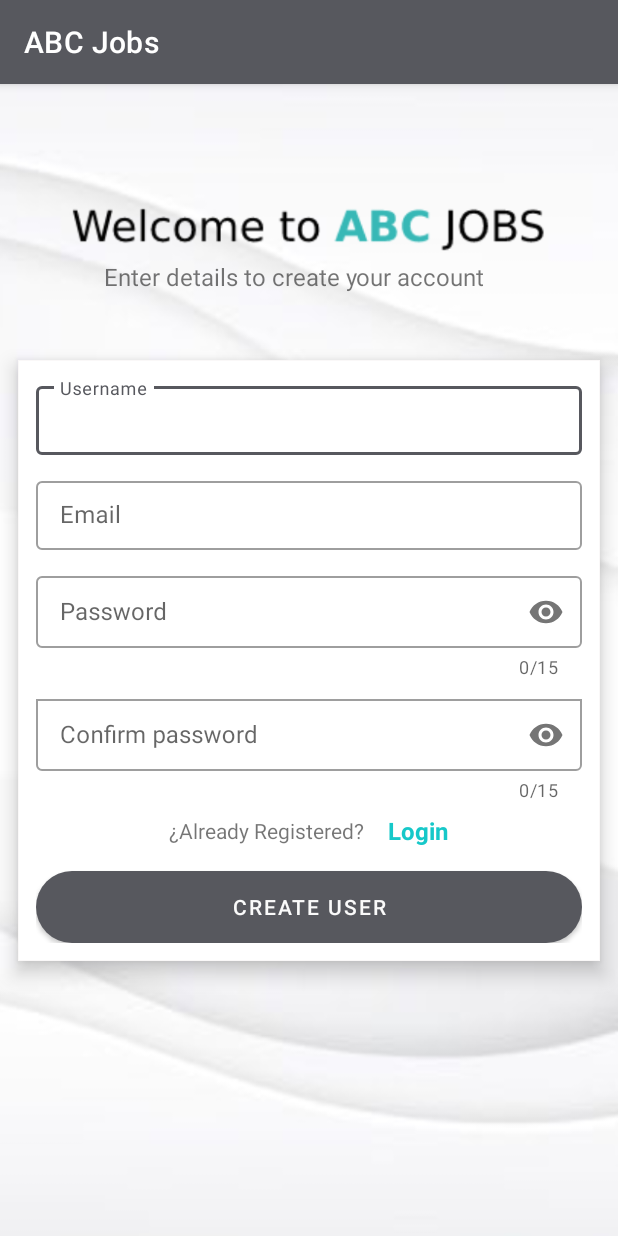
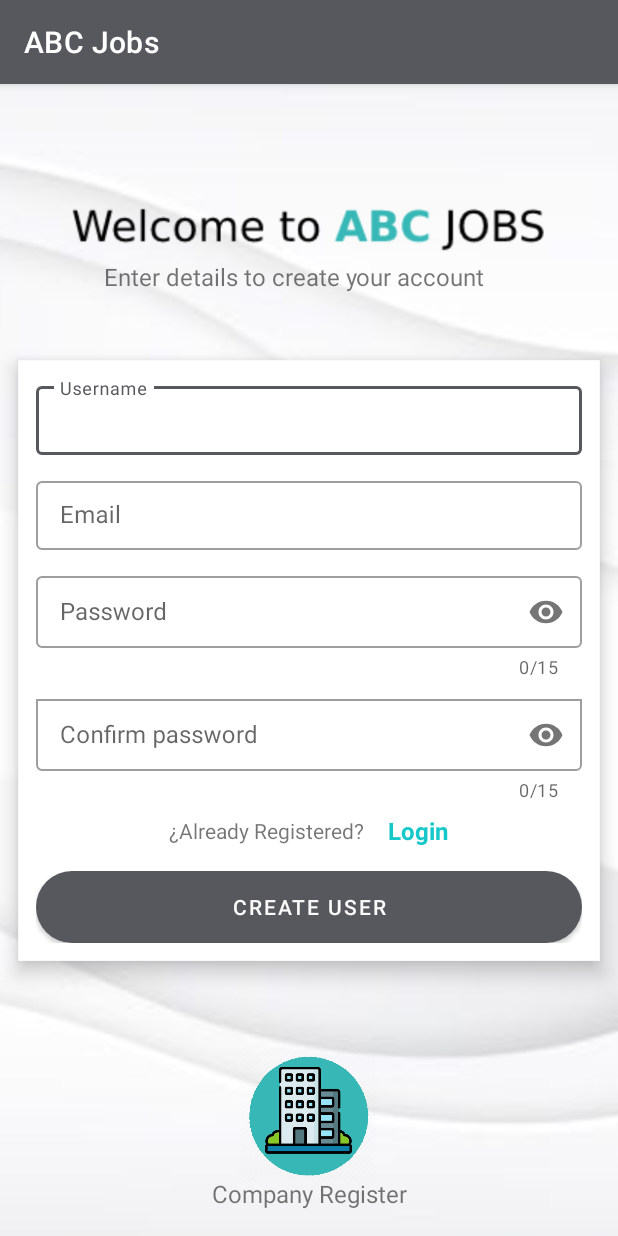
Before and after one commit to TheCodeTeamUni/mobile-proyecto, an Android app: the CompanyRegisterActivity screen opened directly, with no data from a screen before it, on a phone screen of 412 x 824 dp. Run offline under Robolectric (Android 15) with nearby library versions, the phone set to English and light mode, and no system bars; Roboto replaces fonts that are not available here.

Commit message:
add create company profile

```diff
--- a/app/src/main/java/com/example/vinilos/ui/main/view/SignUpActivity.kt
+++ b/app/src/main/java/com/example/vinilos/ui/main/view/CompanyRegisterActivity.kt
@@ -3,6 +3,7 @@ package com.example.vinilos.ui.main.view
 import android.content.Intent
 import android.content.res.ColorStateList
 import android.graphics.Color
+import androidx.appcompat.app.AppCompatActivity
 import android.os.Bundle
 import android.text.Editable
 import android.text.TextWatcher
@@ -12,28 +13,30 @@ import android.view.LayoutInflater
 import android.view.View
 import android.widget.Toast
 import androidx.appcompat.app.AlertDialog
-import androidx.appcompat.app.AppCompatActivity
 import androidx.core.view.isVisible
 import androidx.lifecycle.ViewModelProvider
+import com.example.vinilos.data.api.RetrofitClient
 import com.example.vinilos.data.model.RegisterBody
 import com.example.vinilos.data.model.ValidateEmailBody
-import com.example.vinilos.data.api.RetrofitClient
 import com.example.vinilos.data.repository.AuthRepository
 import com.example.vinilos.ui.main.viewmodel.SignUpActivityViewModel
 import com.example.vinilos.ui.main.viewmodel.SignUpActivityViewModelFactory
 import com.example.vinilos.utils.VibrateView
 import com.vinylsMobile.vinylsapplication.R
-import com.vinylsMobile.vinylsapplication.databinding.ActivitySignUpBinding
+import com.vinylsMobile.vinylsapplication.databinding.ActivityCompanyRegisterBinding
 
-class SignUpActivity : AppCompatActivity(), View.OnClickListener, View.OnFocusChangeListener,
-    View.OnKeyListener, TextWatcher {
 
-    private lateinit var mBinding: ActivitySignUpBinding
+class CompanyRegisterActivity : AppCompatActivity(), View.OnClickListener, View.OnFocusChangeListener,
+View.OnKeyListener, TextWatcher {
+
+    private lateinit var mBinding: ActivityCompanyRegisterBinding
     private lateinit var mViewModel: SignUpActivityViewModel
+
 
     override fun onCreate(savedInstanceState: Bundle?) {
         super.onCreate(savedInstanceState)
-        mBinding = ActivitySignUpBinding.inflate(LayoutInflater.from(this))
+
+        mBinding = ActivityCompanyRegisterBinding.inflate(LayoutInflater.from(this))
         setContentView(mBinding.root)
         mBinding.userNameEt.onFocusChangeListener = this
         mBinding.emailAddressEt.onFocusChangeListener = this
@@ -48,6 +51,11 @@ class SignUpActivity : AppCompatActivity(), View.OnClickListener, View.OnFocusCh
             SignUpActivityViewModelFactory(AuthRepository(RetrofitClient.getService()), application)
         ).get(SignUpActivityViewModel::class.java)
         setupObservers()
+
+        mBinding.loginSignUpBtn.setOnClickListener {
+            val intent = Intent(this, MainActivity::class.java)
+            startActivity(intent)
+        }
     }
 
     private fun setupObservers() {
@@ -134,7 +142,7 @@ class SignUpActivity : AppCompatActivity(), View.OnClickListener, View.OnFocusCh
             mBinding.userNameTil.apply {
                 isErrorEnabled = true
                 error = errorMessage
-                if (shouldVibrateView) VibrateView.vibrate(this@SignUpActivity, this)
+                if (shouldVibrateView) VibrateView.vibrate(this@CompanyRegisterActivity, this)
             }
         }
 
@@ -157,7 +165,7 @@ class SignUpActivity : AppCompatActivity(), View.OnClickListener, View.OnFocusCh
             mBinding.emailAddressTil.apply {
                 isErrorEnabled = true
                 error = errorMessage
-                if (shouldVibrateView) VibrateView.vibrate(this@SignUpActivity, this)
+                if (shouldVibrateView) VibrateView.vibrate(this@CompanyRegisterActivity, this)
             }
         }
 
@@ -179,7 +187,7 @@ class SignUpActivity : AppCompatActivity(), View.OnClickListener, View.OnFocusCh
             mBinding.passwordTil.apply {
                 isErrorEnabled = true
                 error = errorMessage
-                if (shouldVibrateView) VibrateView.vibrate(this@SignUpActivity, this)
+                if (shouldVibrateView) VibrateView.vibrate(this@CompanyRegisterActivity, this)
             }
         }
         return errorMessage == null
@@ -200,7 +208,7 @@ class SignUpActivity : AppCompatActivity(), View.OnClickListener, View.OnFocusCh
             mBinding.confirmPasswordTil.apply {
                 isErrorEnabled = true
                 error = errorMessage
-                if (shouldVibrateView) VibrateView.vibrate(this@SignUpActivity, this)
+                if (shouldVibrateView) VibrateView.vibrate(this@CompanyRegisterActivity, this)
             }
         }
         return errorMessage == null
@@ -220,7 +228,7 @@ class SignUpActivity : AppCompatActivity(), View.OnClickListener, View.OnFocusCh
             mBinding.confirmPasswordTil.apply {
                 isErrorEnabled = true
                 error = errorMessage
-                if (shouldVibrateView) VibrateView.vibrate(this@SignUpActivity, this)
+                if (shouldVibrateView) VibrateView.vibrate(this@CompanyRegisterActivity, this)
             }
         }
         return errorMessage == null
@@ -343,7 +351,7 @@ class SignUpActivity : AppCompatActivity(), View.OnClickListener, View.OnFocusCh
                     mBinding.userNameEt.text!!.toString(),
                     mBinding.emailAddressEt.text!!.toString(),
                     mBinding.passwordEt.text!!.toString(),
-                    type = "1"
+                    type = "2"
                 )
             )
         }
--- a/app/src/main/java/com/example/vinilos/ui/main/view/MainActivity.kt
+++ b/app/src/main/java/com/example/vinilos/ui/main/view/MainActivity.kt
@@ -155,7 +155,7 @@ class MainActivity : AppCompatActivity(), View.OnClickListener, View.OnFocusChan
                     submitForm()
                 }
                 R.id.sign_up_btn -> {
-                    startActivity(Intent(this, SignUpActivity::class.java))
+                    startActivity(Intent(this, SelectProfileActivity::class.java))
                 }
             }
 
--- a/app/src/main/java/com/example/vinilos/ui/main/view/SelectProfileActivity.kt
+++ b/app/src/main/java/com/example/vinilos/ui/main/view/SelectProfileActivity.kt
@@ -19,12 +19,12 @@ class SelectProfileActivity : AppCompatActivity() {
         }
 
         binding.aspirantProfileIcon.setOnClickListener {
-            val intent = Intent(this, SignUpActivity::class.java)
+            val intent = Intent(this, UserRegisterActivity::class.java)
             startActivity(intent)
         }
 
         binding.buildProfileIcon.setOnClickListener {
-            val intent = Intent(this, SignUpActivity::class.java)
+            val intent = Intent(this, CompanyRegisterActivity::class.java)
             startActivity(intent)
         }
 
--- /dev/null
+++ b/app/src/main/res/layout/activity_company_register.xml
@@ -0,0 +1,228 @@
+<?xml version="1.0" encoding="utf-8"?>
+<androidx.constraintlayout.widget.ConstraintLayout xmlns:android="http://schemas.android.com/apk/res/android"
+    xmlns:app="http://schemas.android.com/apk/res-auto"
+    xmlns:tools="http://schemas.android.com/tools"
+    android:layout_width="match_parent"
+    android:layout_height="match_parent"
+    android:background="@drawable/base_sign_up"
+    tools:context="com.example.vinilos.ui.main.view.CompanyRegisterActivity">
+
+    <RelativeLayout
+        android:id="@+id/progressBar"
+        android:layout_width="match_parent"
+        android:layout_height="match_parent"
+        android:background="#80000000"
+        android:clickable="true"
+        android:elevation="100dp"
+        android:focusable="true"
+        app:layout_constraintBottom_toBottomOf="parent"
+        app:layout_constraintLeft_toLeftOf="parent"
+        app:layout_constraintLeft_toRightOf="parent"
+        app:layout_constraintTop_toTopOf="parent">
+
+        <ProgressBar
+            android:layout_width="36dp"
+            android:layout_height="36dp"
+            android:layout_centerInParent="true"
+            android:elevation="100dp"
+            android:indeterminate="true" />
+
+    </RelativeLayout>
+
+    <ImageView
+        android:id="@+id/build_profile_icon"
+        android:layout_width="90dp"
+        android:layout_height="90dp"
+        android:layout_gravity="center_horizontal"
+        android:layout_marginBottom="36dp"
+        android:background="?android:attr/selectableItemBackground"
+        android:contentDescription="@string/logo"
+        android:minWidth="48dp"
+        android:minHeight="48dp"
+        android:src="@drawable/logo_build_profile"
+        app:layout_constraintBottom_toBottomOf="parent"
+        app:layout_constraintEnd_toEndOf="parent"
+        app:layout_constraintHorizontal_bias="0.498"
+        app:layout_constraintStart_toStartOf="parent" />
+
+    <TextView
+        android:id="@+id/userRegisterTV"
+        android:layout_width="wrap_content"
+        android:layout_height="wrap_content"
+        android:text="Company Register"
+        android:textSize="16sp"
+        app:layout_constraintBottom_toBottomOf="parent"
+        app:layout_constraintEnd_toEndOf="parent"
+        app:layout_constraintStart_toStartOf="parent"
+        app:layout_constraintTop_toTopOf="parent"
+        app:layout_constraintVertical_bias="0.977" />
+
+    <TextView
+        android:id="@+id/textView3"
+        android:layout_width="wrap_content"
+        android:layout_height="wrap_content"
+        android:text="Enter details to create your account"
+        android:textSize="16sp"
+        app:layout_constraintBottom_toBottomOf="parent"
+        app:layout_constraintEnd_toEndOf="parent"
+        app:layout_constraintHorizontal_bias="0.437"
+        app:layout_constraintStart_toStartOf="parent"
+        app:layout_constraintTop_toTopOf="parent"
+        app:layout_constraintVertical_bias="0.157" />
+
+    <com.google.android.material.card.MaterialCardView
+        android:id="@+id/cardView"
+        android:layout_width="match_parent"
+        android:layout_height="wrap_content"
+        android:layout_margin="12dp"
+        android:layout_marginEnd="12dp"
+        android:layout_marginBottom="356dp"
+        app:cardCornerRadius="0dp"
+        app:cardElevation="8dp"
+        app:layout_constraintBottom_toBottomOf="parent"
+        app:layout_constraintEnd_toEndOf="parent"
+        app:layout_constraintLeft_toLeftOf="parent"
+        app:layout_constraintLeft_toRightOf="parent"
+        app:layout_constraintTop_toTopOf="parent"
+        app:strokeColor="@color/black"
+        app:strokeWidth="0.5dp">
+
+        <LinearLayout
+            android:layout_width="match_parent"
+            android:layout_height="wrap_content"
+            android:layout_margin="12dp"
+            android:orientation="vertical">
+
+            <com.google.android.material.textfield.TextInputLayout
+                android:id="@+id/userNameTil"
+                style="@style/Widget.MaterialComponents.TextInputLayout.OutlinedBox"
+                android:layout_width="match_parent"
+                android:layout_height="wrap_content">
+
+                <com.google.android.material.textfield.TextInputEditText
+                    android:id="@+id/userNameEt"
+                    android:layout_width="match_parent"
+                    android:layout_height="wrap_content"
+                    android:hint="@string/username"
+                    android:inputType="text"
+                    android:paddingHorizontal="8dp"
+                    android:paddingVertical="12dp"
+                    android:textColorHint="#757575"
+                    tools:ignore="TouchTargetSizeCheck" />
+
+            </com.google.android.material.textfield.TextInputLayout>
+
+            <com.google.android.material.textfield.TextInputLayout
+                android:id="@+id/emailAddressTil"
+                style="@style/Widget.MaterialComponents.TextInputLayout.OutlinedBox"
+                android:layout_width="match_parent"
+                android:layout_height="wrap_content"
+                android:layout_marginTop="12dp">
+
+                <com.google.android.material.textfield.TextInputEditText
+                    android:id="@+id/emailAddressEt"
+                    android:layout_width="match_parent"
+                    android:layout_height="wrap_content"
+                    android:hint="@string/email"
+                    android:inputType="textEmailAddress"
+                    android:paddingHorizontal="8dp"
+                    android:paddingVertical="12dp"
+                    tools:ignore="TouchTargetSizeCheck" />
+
+            </com.google.android.material.textfield.TextInputLayout>
+
+            <com.google.android.material.textfield.TextInputLayout
+                android:id="@+id/passwordTil"
+                style="@style/Widget.MaterialComponents.TextInputLayout.OutlinedBox"
+                android:layout_width="match_parent"
+                android:layout_height="wrap_content"
+                android:layout_marginTop="12dp"
+                app:counterEnabled="true"
+                app:counterMaxLength="15"
+                app:passwordToggleEnabled="true">
+
+                <com.google.android.material.textfield.TextInputEditText
+                    android:id="@+id/passwordEt"
+                    android:layout_width="match_parent"
+                    android:layout_height="wrap_content"
+                    android:hint="@string/password"
+                    android:inputType="textPassword"
+                    android:maxLength="15"
+                    android:paddingHorizontal="8dp"
+                    android:paddingVertical="12dp" />
+
+            </com.google.android.material.textfield.TextInputLayout>
+
+            <com.google.android.material.textfield.TextInputLayout
+                android:id="@+id/confirmPasswordTil"
+                style="@style/Widget.MaterialComponents.TextInputLayout.OutlinedBox"
+                android:layout_width="match_parent"
+                android:layout_height="wrap_content"
+                android:layout_marginTop="8dp"
+                app:boxCornerRadiusTopEnd="0dp"
+                app:boxCornerRadiusTopStart="0dp"
+                app:counterEnabled="true"
+                app:counterMaxLength="15"
+                app:passwordToggleEnabled="true">
+
+                <com.google.android.material.textfield.TextInputEditText
+                    android:id="@+id/confirmPasswordEt"
+                    android:layout_width="match_parent"
+                    android:layout_height="wrap_content"
+                    android:hint="@string/confirm_password"
+                    android:inputType="textPassword"
+                    android:maxLength="15"
+                    android:paddingHorizontal="8dp"
+                    android:paddingVertical="12dp" />
+
+                <LinearLayout
+                    android:layout_width="match_parent"
+                    android:layout_height="wrap_content"
+                    android:gravity="center"
+                    android:orientation="horizontal">
+
+                    <TextView
+                        android:id="@+id/alreadyRegisterBtn"
+                        android:layout_width="wrap_content"
+                        android:layout_height="wrap_content"
+                        android:text="@string/AlreadyRegister" />
+
+                    <TextView
+                        android:id="@+id/loginSignUpBtn"
+                        android:layout_width="wrap_content"
+                        android:layout_height="wrap_content"
+                        android:layout_marginVertical="8dp"
+                        android:layout_marginStart="4dp"
+                        android:clickable="true"
+                        android:focusable="true"
+                        android:paddingStart="12dp"
+                        android:text="@string/login"
+                        android:textColor="@color/turquoise"
+                        android:textSize="16sp"
+                        android:textStyle="bold"
+                        tools:ignore="TouchTargetSizeCheck" />
+                </LinearLayout>
+
+
+            </com.google.android.material.textfield.TextInputLayout>
+
+            <com.google.android.material.button.MaterialButton
+                android:id="@+id/createUserBtn"
+                style="@style/Widget.MaterialComponents.Button"
+                android:layout_width="match_parent"
+                android:layout_height="wrap_content"
+                android:layout_marginTop="8dp"
+                android:insetTop="0dp"
+                android:insetBottom="0dp"
+                android:text="@string/SignUp"
+                app:cornerRadius="30dp" />
+            />
+
+
+        </LinearLayout>
+
+
+    </com.google.android.material.card.MaterialCardView>
+
+
+</androidx.constraintlayout.widget.ConstraintLayout>
```
Also changed, not shown: app/src/main/AndroidManifest.xml (+8 -2 lines), app/src/main/java/com/example/vinilos/ui/main/view/UserRegisterActivity.kt (added, +371 -0 lines), app/src/main/res/layout/activity_user_register.xml (renamed from app/src/main/res/layout/activity_sign_up.xml, +28 -1 lines).
